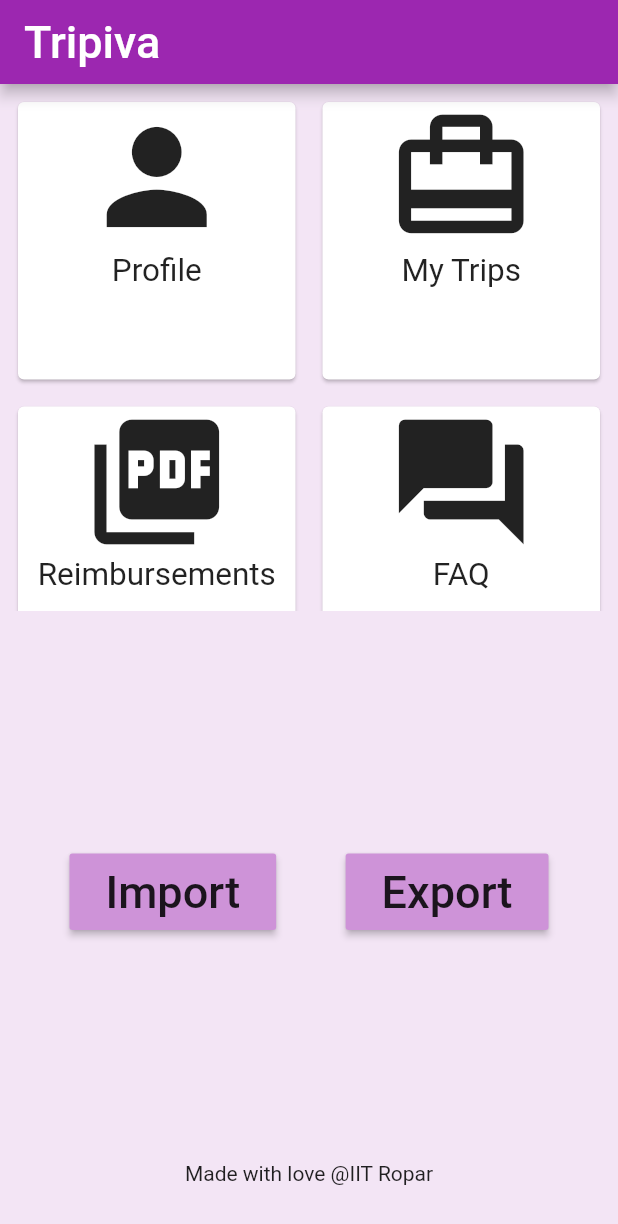
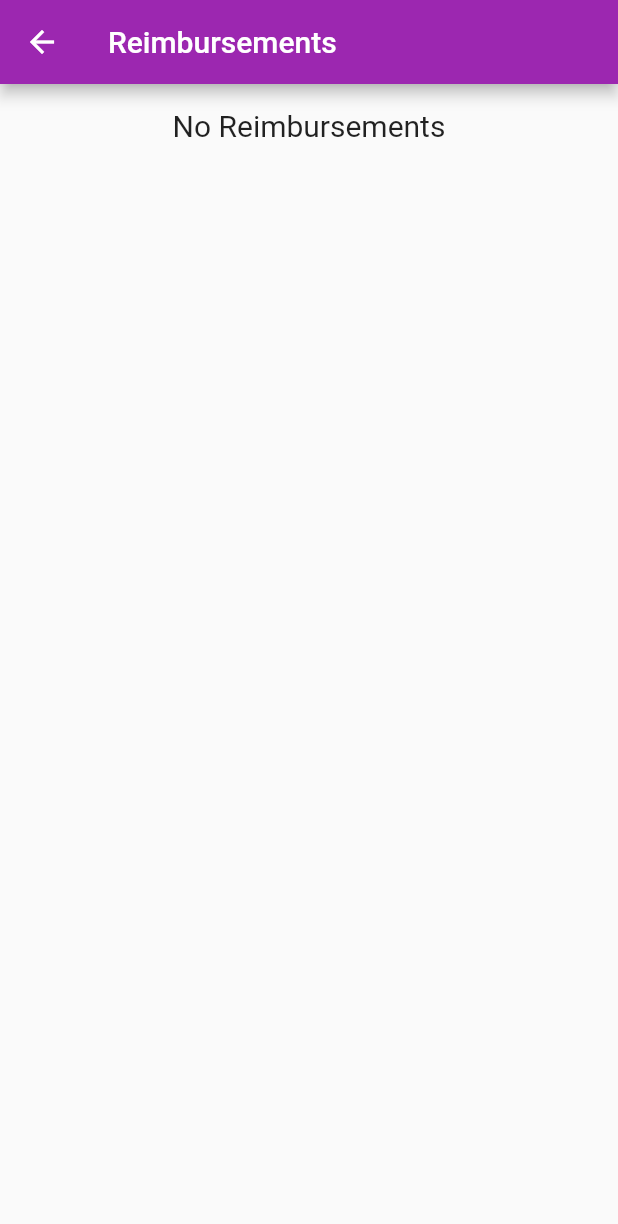
Before and after one commit to mrshinde/Reimbursify, a Flutter app: the screen it shows after launch, after a tap on "Reimbursements", on a phone screen of 412 x 824 dp. Shown: the top 1224 px of the screen. Run offline on Flutter 3.47's test engine with Material 2 defaults, Android fonts, the phone set to English and light mode, and no system bars; our stand-ins replace date_time_picker, file_picker, open_file, pdf, share, shared_preferences and 1 more; missing offline and left inert: currency_picker, flutter_simple_dependency_injection, syncfusion_flutter_pdf, syncfusion_flutter_xlsio; accounts and stored records are empty; statements that could not run were skipped.

Commit message:
reimbursements page

```diff
--- /dev/null
+++ b/lib/classes/reimbursements.dart
@@ -0,0 +1,85 @@
+import '../database.dart';
+
+class Reimbursements {
+  final String serial_number;
+  final int tripid;
+  final String title;
+  final String type;
+  final String file_name;
+  final String date;
+
+  Reimbursements({
+    this.serial_number,
+    this.tripid,
+    this.title,
+    this.type,
+    this.file_name,
+    this.date,
+  });
+
+  Map<String, dynamic> toMap() {
+    final map = new Map<String, dynamic>();
+    map["tripid"] = tripid;
+    // map["serial_number"] = serial_number;
+    map["type"] = type;
+    map["title"] = title;
+    map["file_name"] = file_name;
+    // map["receipt_details"] = receipt_details;
+    // map["receipt_address"] = receipt_address;
+    map["date"] = date;
+    return map;
+  }
+
+  fromMap(Map<String, dynamic> data) => new Reimbursements(
+      tripid: data['tripid'],
+      serial_number: data['serial_number'],
+      type: data['type'],
+      title: data['title'],
+      file_name: data['file_name'],
+      date: data["date"]);
+}
+
+DatabaseHelper _databaseHelper = Injection.injector.get();
+
+Future<int> addreimbursement(int tripid, String title, String type,
+    String file_name, String date) async {
+  final todo = new Reimbursements(
+    tripid: tripid,
+    type: type,
+    title: title,
+    date: date,
+    file_name: file_name,
+  );
+  //databaseHelper has been injected in the class
+  int sn = await _databaseHelper.db.insert('reimbursements', todo.toMap());
+  print('Inserted');
+  print(sn);
+  return sn;
+}
+
+Future<Reimbursements> getItemByIdReimbursements() async {
+  //databaseHelper has been injected in the class
+  List<Map> list =
+      await _databaseHelper.db.rawQuery("Select * from reimbursements");
+  if (list.length > 0) {
+    return Reimbursements().fromMap(list[0]);
+  }
+  return null;
+}
+
+Future<List<Map<String, dynamic>>> getElementsReimbursements() async {
+  //databaseHelper has been injected in the class
+  List<Map> list = await _databaseHelper.db.rawQuery(
+    "Select * from reimbursements",
+  );
+  print(list.length);
+  if (list.length > 0) {
+    return list;
+  }
+  return null;
+}
+
+Future<int> deleteItemReimbursements(int id) async {
+  return await _databaseHelper.db
+      .delete("reimbursements", where: "serial_number = ?", whereArgs: [id]);
+}
--- a/lib/database.dart
+++ b/lib/database.dart
@@ -46,6 +46,8 @@ class DatabaseHelper {
     await db.execute(
         'CREATE TABLE PaymentCard (type TEXT , number TEXT PRIMARY KEY, acc_number TEXT)');
     await db.execute(
+        'CREATE TABLE reimbursements(serial_number INTEGER PRIMARY KEY AUTOINCREMENT,tripid INTEGER,title TEXT, type TEXT, file_name TEXT, date TEXT)');
+    await db.execute(
         'INSERT INTO profile (uid , name , id , dep  ,designation , grade_pay , acc_number , ifsc_code ,google ) VALUES(\'1\',\'--\',\'--\',\'--\',\'--\',\'--\',\'--\',\'--\',\'--\'  )');
   }
 }
--- a/lib/homepage.dart
+++ b/lib/homepage.dart
@@ -8,6 +8,7 @@ import 'dart:io' as io;
 import 'package:sqflite/sqflite.dart';
 import 'dart:typed_data';
 import 'package:path/path.dart' as pth;
+import 'package:tripmanager/viewreimbursements.dart';
 // import 'package:tripmanager/classes/profileclass.dart';
 
 class Homepage extends StatefulWidget {
@@ -137,7 +138,12 @@ class _HomepageState extends State<Homepage> {
                       ),
                       Card(
                         child: InkWell(
-                          onTap: () {},
+                          onTap: () {
+                            Navigator.push(
+                              context,
+                              MaterialPageRoute(builder: (context) => Forms()),
+                            );
+                          },
                           child: Column(
                             children: [
                               Icon(
--- /dev/null
+++ b/lib/viewreimbursements.dart
@@ -0,0 +1,92 @@
+import 'package:flutter/material.dart';
+import 'package:open_file/open_file.dart';
+import 'package:tripmanager/classes/reimbursements.dart';
+import 'package:tripmanager/classes/travelexpense.dart';
+import 'package:file_picker/file_picker.dart';
+import 'package:tripmanager/reimitem.dart';
+
+final snackBar = SnackBar(content: Text('File Deleted!'));
+
+class Forms extends StatefulWidget {
+  @override
+  _FormsState createState() => _FormsState();
+}
+
+class _FormsState extends State<Forms> {
+  callback() {
+    setState(() {
+      // ScaffoldMessenger.of(context).showSnackBar(snackBar);
+    });
+  }
+
+  @override
+  Widget build(BuildContext context) {
+    return Scaffold(
+      appBar: AppBar(
+        backgroundColor: Colors.purple,
+        leading: IconButton(
+            icon: Icon(Icons.arrow_back),
+            onPressed: () {
+              Navigator.of(context).pop();
+            }),
+        title: Text('Reimbursements'),
+      ),
+      body: SingleChildScrollView(
+        child: StreamBuilder<List<Map<dynamic, dynamic>>>(
+            stream: Stream.fromFuture(getElementsReimbursements()),
+            builder:
+                (context, AsyncSnapshot<List<Map<dynamic, dynamic>>> snapshot) {
+              print(snapshot.connectionState);
+              if (snapshot.hasData &&
+                  snapshot.connectionState == ConnectionState.done) {
+                // isTravelEmpty = false;
+                return Column(
+                  children: [
+                    Container(),
+                    ListView.builder(
+                      itemCount: snapshot.data.length,
+                      primary: false,
+                      shrinkWrap: true,
+                      itemBuilder: (BuildContext context, int index) {
+                        print(snapshot.data[index]);
+                        // return Text('Hi');
+                        return InkWell(
+                          onTap: () async {
+                            final _result = await OpenFile.open(
+                                snapshot.data[index]['file_name']);
+                            // ScaffoldMessenger.of(context)
+                            //     .showSnackBar(snackBar);
+                            // callback();
+                          },
+                          child: new ItemR(
+                              snapshot.data[index]['serial_number'],
+                              snapshot.data[index]['file_name'],
+                              snapshot.data[index]['type'],
+                              snapshot.data[index]['title'],
+                              snapshot.data[index]['date'],
+                              callback),
+                        );
+                      },
+                    ),
+                  ],
+                );
+              } else {
+                // isTravelEmpty = true;
+                return Column(
+                  children: [
+                    Container(),
+                    Container(
+                      padding: EdgeInsets.all(16),
+                      child: Text(
+                        'No Reimbursements',
+                        style: TextStyle(fontSize: 20),
+                      ),
+                    ),
+                  ],
+                );
+              }
+            }),
+      ),
+    );
+  }
+}
```
Also changed, not shown: lib/Home/profile.dart (+8 -1 lines), lib/createotherpdf.dart (+24 -3 lines), lib/createpdf.dart (+12 -2 lines), lib/createsheet.dart (+26 -5 lines), lib/reimitem.dart (added, +125 -0 lines).
